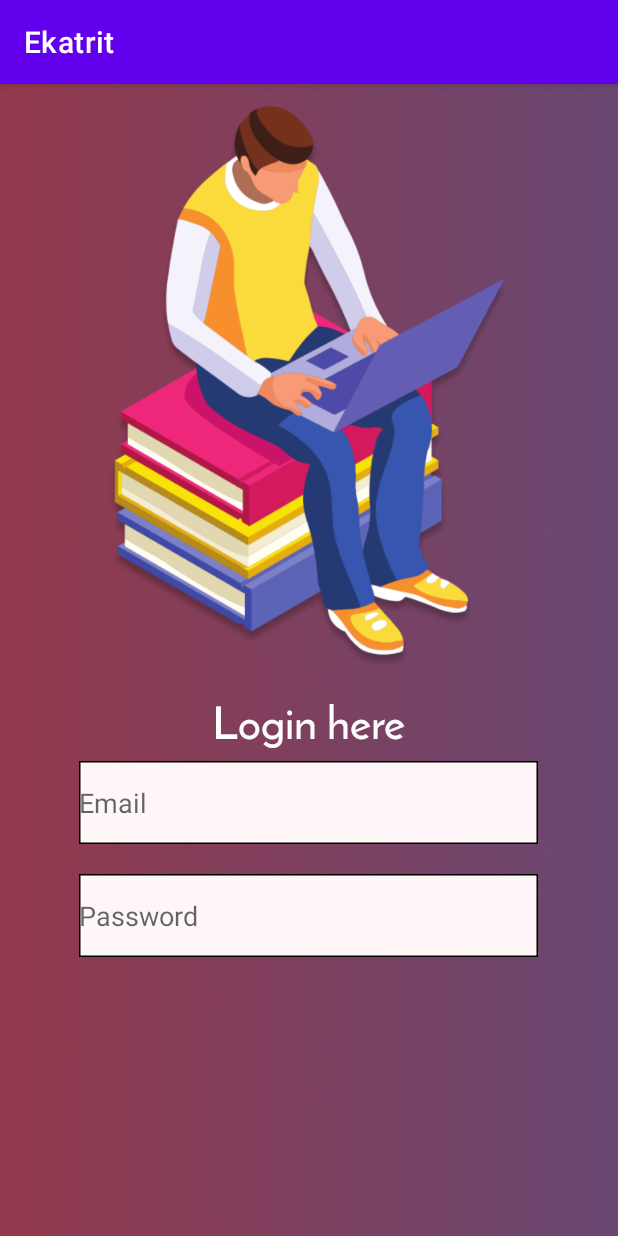
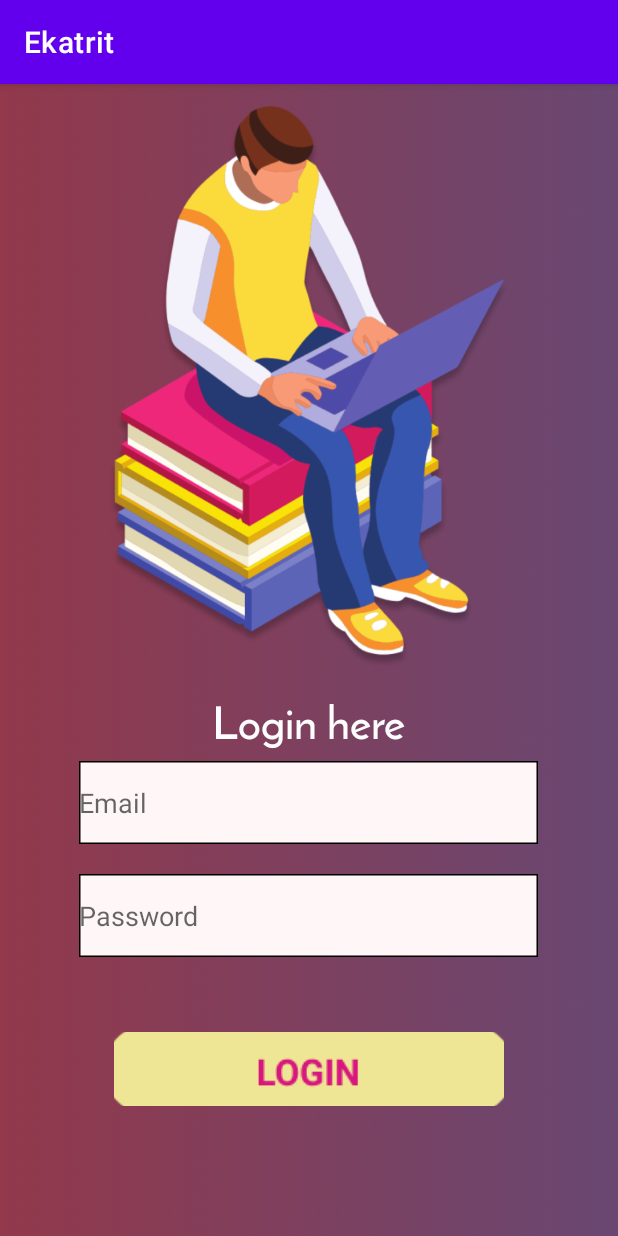
Before and after one commit to nidhisingh-1/Ekatrit, an Android app: the LoginActivity screen opened directly, with no data from a screen before it, on a phone screen of 412 x 824 dp. Run offline under Robolectric (Android 15) with nearby library versions, the phone set to English and light mode, and no system bars.

Commit message:
initial commit

```diff
--- /dev/null
+++ b/app/src/main/res/drawable/roundcorner.xml
@@ -0,0 +1,5 @@
+<?xml version="1.0" encoding="utf-8"?>
+<shape xmlns:android="http://schemas.android.com/apk/res/android">
+    <solid android:color="#FFEB3B" />
+    <corners android:radius="190dp" />
+</shape>
--- a/app/src/main/res/layout/activity_login.xml
+++ b/app/src/main/res/layout/activity_login.xml
@@ -59,7 +59,13 @@
             android:ems="10"
             android:inputType="textPassword" />
 
-
+        <ImageButton
+            android:background="@drawable/roundcorner"
+            android:layout_marginTop="50dp"
+            android:layout_gravity="center"
+            android:layout_width="260dp"
+            android:layout_height="49dp"
+            android:src="@drawable/loginbtn"/>
 
 
     </LinearLayout>
```
Also changed, not shown: app/src/main/res/drawable-v24/loginbtn.png (added).
